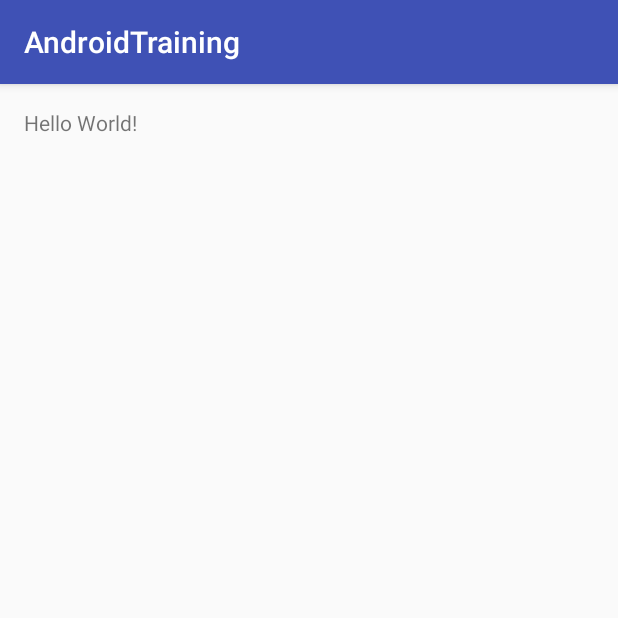
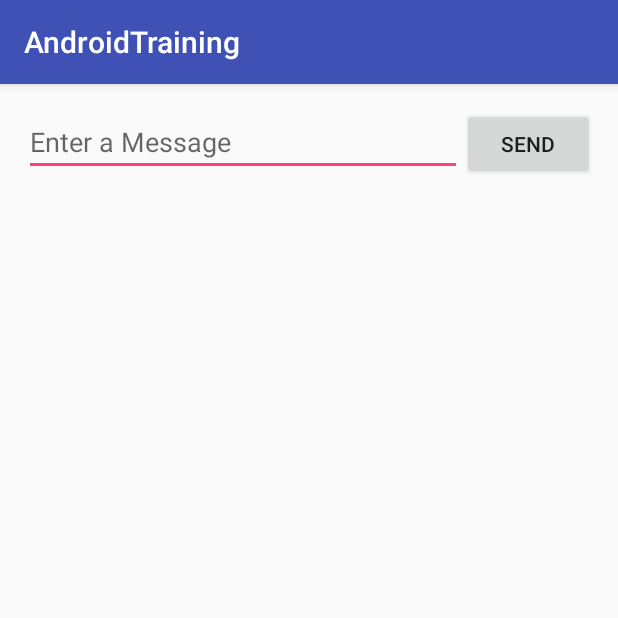
Before and after one commit to gotoark/Android-Training-Examples, an Android app: the screen it shows after launch (MainActivity), on a phone screen of 412 x 824 dp, the top half of it. Run offline under Robolectric (Android 15) with nearby library versions, the phone set to English and light mode, and no system bars.

Commit message:
Building UI

```diff
--- a/app/src/main/res/layout/activity_main.xml
+++ b/app/src/main/res/layout/activity_main.xml
@@ -1,5 +1,5 @@
 <?xml version="1.0" encoding="utf-8"?>
-<RelativeLayout xmlns:android="http://schemas.android.com/apk/res/android"
+<LinearLayout xmlns:android="http://schemas.android.com/apk/res/android"
     xmlns:tools="http://schemas.android.com/tools"
     android:layout_width="match_parent"
     android:layout_height="match_parent"
@@ -8,9 +8,14 @@
     android:paddingRight="@dimen/activity_horizontal_margin"
     android:paddingTop="@dimen/activity_vertical_margin"
     tools:context="application.arkthepro.com.androidtraining.MainActivity">
-
-    <TextView
+    <EditText
+        android:layout_width="0dp"
+        android:layout_weight="1"
+        android:layout_height="wrap_content"
+        android:id="@+id/edit_message"
+        android:hint="@string/edit_message"/>
+    <Button
         android:layout_width="wrap_content"
         android:layout_height="wrap_content"
-        android:text="Hello World!" />
-</RelativeLayout>
+        android:text="@string/button_text"/>
+</LinearLayout>
--- a/app/src/main/res/values/strings.xml
+++ b/app/src/main/res/values/strings.xml
@@ -1,3 +1,5 @@
 <resources>
     <string name="app_name">AndroidTraining</string>
+    <string name="edit_message">Enter a Message</string>
+    <string name="button_text">Send</string>
 </resources>
```
